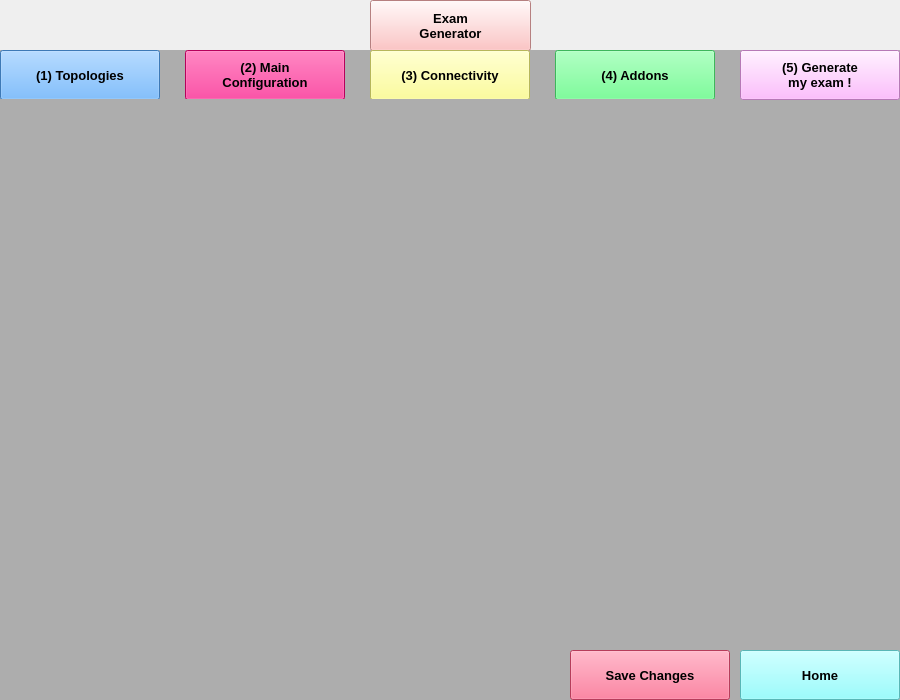
momo007Dev/TFE-Networking_toolkit, file code/main.ui: the form before one commit.
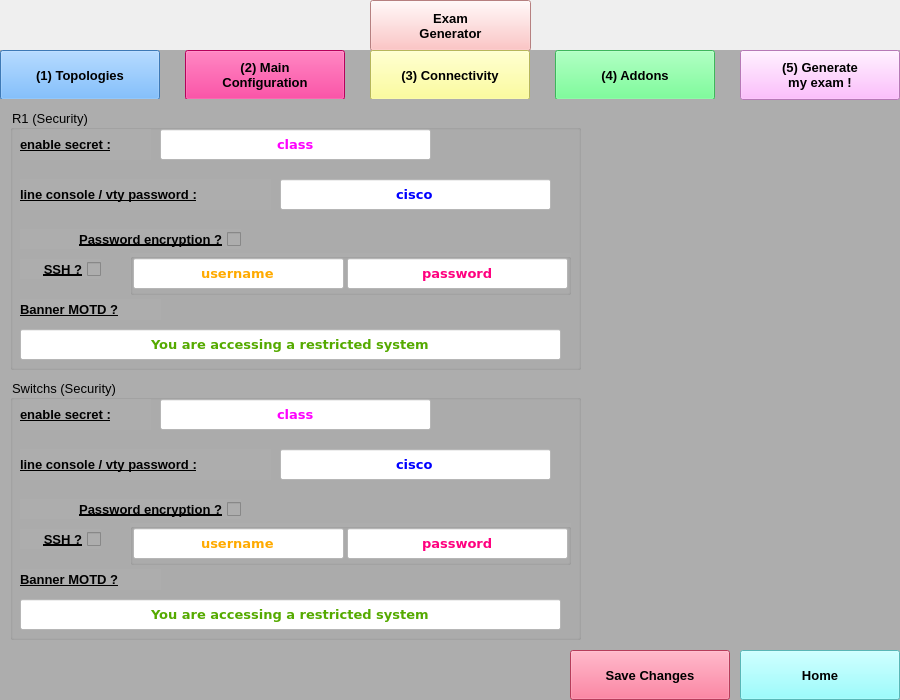
The form after the commit. The open tabs and pages were chosen to show the change. Icons and pictures are not drawn.

Patch:
```diff
--- a/code/main.ui
+++ b/code/main.ui
@@ -3367,7 +3367,594 @@
         </widget>
        </widget>
       </widget>
-      <widget class="QWidget" name="page_4"/>
+      <widget class="QWidget" name="page_4">
+       <widget class="QLabel" name="E_p4_img">
+        <property name="geometry">
+         <rect>
+          <x>590</x>
+          <y>0</y>
+          <width>311</width>
+          <height>221</height>
+         </rect>
+        </property>
+        <property name="styleSheet">
+         <string notr="true"/>
+        </property>
+        <property name="text">
+         <string/>
+        </property>
+        <property name="pixmap">
+         <pixmap>../img/schema1-1.png</pixmap>
+        </property>
+        <property name="scaledContents">
+         <bool>true</bool>
+        </property>
+       </widget>
+       <widget class="QGroupBox" name="E_p4_gb1">
+        <property name="geometry">
+         <rect>
+          <x>10</x>
+          <y>10</y>
+          <width>571</width>
+          <height>261</height>
+         </rect>
+        </property>
+        <property name="font">
+         <font>
+          <pointsize>10</pointsize>
+         </font>
+        </property>
+        <property name="title">
+         <string>R1 (Security)</string>
+        </property>
+        <widget class="QLabel" name="E_p4_gb1_labelSecret">
+         <property name="geometry">
+          <rect>
+           <x>10</x>
+           <y>20</y>
+           <width>131</width>
+           <height>31</height>
+          </rect>
+         </property>
+         <property name="font">
+          <font>
+           <pointsize>10</pointsize>
+           <weight>75</weight>
+           <bold>true</bold>
+           <underline>true</underline>
+          </font>
+         </property>
+         <property name="text">
+          <string>enable secret :</string>
+         </property>
+        </widget>
+        <widget class="QLabel" name="E_p4_gb1_labelPassword">
+         <property name="geometry">
+          <rect>
+           <x>10</x>
+           <y>70</y>
+           <width>251</width>
+           <height>31</height>
+          </rect>
+         </property>
+         <property name="font">
+          <font>
+           <pointsize>10</pointsize>
+           <weight>75</weight>
+           <bold>true</bold>
+           <underline>true</underline>
+          </font>
+         </property>
+         <property name="text">
+          <string>line console / vty password :</string>
+         </property>
+        </widget>
+        <widget class="QLabel" name="E_p4_gb1_labelBanner">
+         <property name="geometry">
+          <rect>
+           <x>10</x>
+           <y>190</y>
+           <width>141</width>
+           <height>21</height>
+          </rect>
+         </property>
+         <property name="font">
+          <font>
+           <pointsize>10</pointsize>
+           <weight>75</weight>
+           <bold>true</bold>
+           <underline>true</underline>
+          </font>
+         </property>
+         <property name="text">
+          <string>Banner MOTD ?</string>
+         </property>
+        </widget>
+        <widget class="QCheckBox" name="E_p4_gb1_checkSsh">
+         <property name="geometry">
+          <rect>
+           <x>10</x>
+           <y>150</y>
+           <width>81</width>
+           <height>20</height>
+          </rect>
+         </property>
+         <property name="font">
+          <font>
+           <pointsize>10</pointsize>
+           <weight>75</weight>
+           <bold>true</bold>
+           <underline>true</underline>
+          </font>
+         </property>
+         <property name="layoutDirection">
+          <enum>Qt::RightToLeft</enum>
+         </property>
+         <property name="text">
+          <string>SSH ?</string>
+         </property>
+        </widget>
+        <widget class="QCheckBox" name="E_p4_gb1_checkEncryption">
+         <property name="geometry">
+          <rect>
+           <x>10</x>
+           <y>120</y>
+           <width>221</width>
+           <height>20</height>
+          </rect>
+         </property>
+         <property name="font">
+          <font>
+           <pointsize>10</pointsize>
+           <weight>75</weight>
+           <bold>true</bold>
+           <underline>true</underline>
+          </font>
+         </property>
+         <property name="layoutDirection">
+          <enum>Qt::RightToLeft</enum>
+         </property>
+         <property name="text">
+          <string>Password encryption ?</string>
+         </property>
+        </widget>
+        <widget class="QLineEdit" name="E_p4_gb1_editSecret">
+         <property name="geometry">
+          <rect>
+           <x>150</x>
+           <y>20</y>
+           <width>271</width>
+           <height>31</height>
+          </rect>
+         </property>
+         <property name="font">
+          <font>
+           <family>Verdana</family>
+           <pointsize>10</pointsize>
+           <weight>75</weight>
+           <bold>true</bold>
+          </font>
+         </property>
+         <property name="styleSheet">
+          <string notr="true">background-color: rgb(255, 255, 255);
+color: rgb(255, 0, 255)</string>
+         </property>
+         <property name="text">
+          <string>class</string>
+         </property>
+         <property name="alignment">
+          <set>Qt::AlignCenter</set>
+         </property>
+        </widget>
+        <widget class="QLineEdit" name="E_p4_gb1_editPassword">
+         <property name="geometry">
+          <rect>
+           <x>270</x>
+           <y>70</y>
+           <width>271</width>
+           <height>31</height>
+          </rect>
+         </property>
+         <property name="font">
+          <font>
+           <family>Verdana</family>
+           <pointsize>10</pointsize>
+           <weight>75</weight>
+           <bold>true</bold>
+          </font>
+         </property>
+         <property name="styleSheet">
+          <string notr="true">background-color: rgb(255, 255, 255);
+color: rgb(0, 0, 255);</string>
+         </property>
+         <property name="text">
+          <string>cisco</string>
+         </property>
+         <property name="alignment">
+          <set>Qt::AlignCenter</set>
+         </property>
+        </widget>
+        <widget class="QLineEdit" name="E_p4_gb1_editBanner">
+         <property name="geometry">
+          <rect>
+           <x>10</x>
+           <y>220</y>
+           <width>541</width>
+           <height>31</height>
+          </rect>
+         </property>
+         <property name="font">
+          <font>
+           <family>Verdana</family>
+           <pointsize>10</pointsize>
+           <weight>75</weight>
+           <bold>true</bold>
+          </font>
+         </property>
+         <property name="styleSheet">
+          <string notr="true">background-color: rgb(255, 255, 255);
+color: rgb(85, 170, 0);</string>
+         </property>
+         <property name="text">
+          <string>You are accessing a restricted system</string>
+         </property>
+         <property name="alignment">
+          <set>Qt::AlignCenter</set>
+         </property>
+        </widget>
+        <widget class="QGroupBox" name="E_p4_gb1_1">
+         <property name="geometry">
+          <rect>
+           <x>120</x>
+           <y>144</y>
+           <width>441</width>
+           <height>42</height>
+          </rect>
+         </property>
+         <property name="title">
+          <string/>
+         </property>
+         <widget class="QLineEdit" name="E_p4_gb1_1_editPassword">
+          <property name="geometry">
+           <rect>
+            <x>217</x>
+            <y>5</y>
+            <width>221</width>
+            <height>31</height>
+           </rect>
+          </property>
+          <property name="font">
+           <font>
+            <family>Verdana</family>
+            <pointsize>10</pointsize>
+            <weight>75</weight>
+            <bold>true</bold>
+           </font>
+          </property>
+          <property name="styleSheet">
+           <string notr="true">background-color: rgb(255, 255, 255);
+color: rgb(255, 0, 127);</string>
+          </property>
+          <property name="text">
+           <string>password</string>
+          </property>
+          <property name="alignment">
+           <set>Qt::AlignCenter</set>
+          </property>
+         </widget>
+         <widget class="QLineEdit" name="E_p4_gb1_1_editUsername">
+          <property name="geometry">
+           <rect>
+            <x>3</x>
+            <y>5</y>
+            <width>211</width>
+            <height>31</height>
+           </rect>
+          </property>
+          <property name="font">
+           <font>
+            <family>Verdana</family>
+            <pointsize>10</pointsize>
+            <weight>75</weight>
+            <bold>true</bold>
+           </font>
+          </property>
+          <property name="styleSheet">
+           <string notr="true">background-color: rgb(255, 255, 255);
+color: rgb(255, 170, 0);</string>
+          </property>
+          <property name="text">
+           <string>username</string>
+          </property>
+          <property name="alignment">
+           <set>Qt::AlignCenter</set>
+          </property>
+         </widget>
+        </widget>
+       </widget>
+       <widget class="QGroupBox" name="E_p4_gb1_2">
+        <property name="geometry">
+         <rect>
+          <x>10</x>
+          <y>280</y>
+          <width>571</width>
+          <height>261</height>
+         </rect>
+        </property>
+        <property name="font">
+         <font>
+          <pointsize>10</pointsize>
+         </font>
+        </property>
+        <property name="title">
+         <string>Switchs (Security)</string>
+        </property>
+        <widget class="QLabel" name="E_p4_gb1_labelSecret_2">
+         <property name="geometry">
+          <rect>
+           <x>10</x>
+           <y>20</y>
+           <width>131</width>
+           <height>31</height>
+          </rect>
+         </property>
+         <property name="font">
+          <font>
+           <pointsize>10</pointsize>
+           <weight>75</weight>
+           <bold>true</bold>
+           <underline>true</underline>
+          </font>
+         </property>
+         <property name="text">
+          <string>enable secret :</string>
+         </property>
+        </widget>
+        <widget class="QLabel" name="E_p4_gb1_label2_2">
+         <property name="geometry">
+          <rect>
+           <x>10</x>
+           <y>70</y>
+           <width>251</width>
+           <height>31</height>
+          </rect>
+         </property>
+         <property name="font">
+          <font>
+           <pointsize>10</pointsize>
+           <weight>75</weight>
+           <bold>true</bold>
+           <underline>true</underline>
+          </font>
+         </property>
+         <property name="text">
+          <string>line console / vty password :</string>
+         </property>
+        </widget>
+        <widget class="QLabel" name="E_p4_gb1_label3_2">
+         <property name="geometry">
+          <rect>
+           <x>10</x>
+           <y>190</y>
+           <width>141</width>
+           <height>21</height>
+          </rect>
+         </property>
+         <property name="font">
+          <font>
+           <pointsize>10</pointsize>
+           <weight>75</weight>
+           <bold>true</bold>
+           <underline>true</underline>
+          </font>
+         </property>
+         <property name="text">
+          <string>Banner MOTD ?</string>
+         </property>
+        </widget>
+        <widget class="QCheckBox" name="E_p4_gb1_check2_2">
+         <property name="geometry">
+          <rect>
+           <x>10</x>
+           <y>150</y>
+           <width>81</width>
+           <height>20</height>
+          </rect>
+         </property>
+         <property name="font">
+          <font>
+           <pointsize>10</pointsize>
+           <weight>75</weight>
+           <bold>true</bold>
+           <underline>true</underline>
+          </font>
+         </property>
+         <property name="layoutDirection">
+          <enum>Qt::RightToLeft</enum>
+         </property>
+         <property name="text">
+          <string>SSH ?</string>
+         </property>
+        </widget>
+        <widget class="QCheckBox" name="E_p4_gb1_check1_2">
+         <property name="geometry">
+          <rect>
+           <x>10</x>
+           <y>120</y>
+           <width>221</width>
+           <height>20</height>
+          </rect>
+         </property>
+         <property name="font">
+          <font>
+           <pointsize>10</pointsize>
+           <weight>75</weight>
+           <bold>true</bold>
+           <underline>true</underline>
+          </font>
+         </property>
+         <property name="layoutDirection">
+          <enum>Qt::RightToLeft</enum>
+         </property>
+         <property name="text">
+          <string>Password encryption ?</string>
+         </property>
+        </widget>
+        <widget class="QLineEdit" name="E_p4_gb1_edit1_2">
+         <property name="geometry">
+          <rect>
+           <x>150</x>
+           <y>20</y>
+           <width>271</width>
+           <height>31</height>
+          </rect>
+         </property>
+         <property name="font">
+          <font>
+           <family>Verdana</family>
+           <pointsize>10</pointsize>
+           <weight>75</weight>
+           <bold>true</bold>
+          </font>
+         </property>
+         <property name="styleSheet">
+          <string notr="true">background-color: rgb(255, 255, 255);
+color: rgb(255, 0, 255)</string>
+         </property>
+         <property name="text">
+          <string>class</string>
+         </property>
+         <property name="alignment">
+          <set>Qt::AlignCenter</set>
+         </property>
+        </widget>
+        <widget class="QLineEdit" name="E_p4_gb1_edit2_2">
+         <property name="geometry">
+          <rect>
+           <x>270</x>
+           <y>70</y>
+           <width>271</width>
+           <height>31</height>
+          </rect>
+         </property>
+         <property name="font">
+          <font>
+           <family>Verdana</family>
+           <pointsize>10</pointsize>
+           <weight>75</weight>
+           <bold>true</bold>
+          </font>
+         </property>
+         <property name="styleSheet">
+          <string notr="true">background-color: rgb(255, 255, 255);
+color: rgb(0, 0, 255);</string>
+         </property>
+         <property name="text">
+          <string>cisco</string>
+         </property>
+         <property name="alignment">
+          <set>Qt::AlignCenter</set>
+         </property>
+        </widget>
+        <widget class="QLineEdit" name="E_p4_gb1_edit3_2">
+         <property name="geometry">
+          <rect>
+           <x>10</x>
+           <y>220</y>
+           <width>541</width>
+           <height>31</height>
+          </rect>
+         </property>
+         <property name="font">
+          <font>
+           <family>Verdana</family>
+           <pointsize>10</pointsize>
+           <weight>75</weight>
+           <bold>true</bold>
+          </font>
+         </property>
+         <property name="styleSheet">
+          <string notr="true">background-color: rgb(255, 255, 255);
+color: rgb(85, 170, 0);</string>
+         </property>
+         <property name="text">
+          <string>You are accessing a restricted system</string>
+         </property>
+         <property name="alignment">
+          <set>Qt::AlignCenter</set>
+         </property>
+        </widget>
+        <widget class="QGroupBox" name="E_p4_gb1_3">
+         <property name="geometry">
+          <rect>
+           <x>120</x>
+           <y>144</y>
+           <width>441</width>
+           <height>42</height>
+          </rect>
+         </property>
+         <property name="title">
+          <string/>
+         </property>
+         <widget class="QLineEdit" name="E_p4_gb1_1_edit2_2">
+          <property name="geometry">
+           <rect>
+            <x>217</x>
+            <y>5</y>
+            <width>221</width>
+            <height>31</height>
+           </rect>
+          </property>
+          <property name="font">
+           <font>
+            <family>Verdana</family>
+            <pointsize>10</pointsize>
+            <weight>75</weight>
+            <bold>true</bold>
+           </font>
+          </property>
+          <property name="styleSheet">
+           <string notr="true">background-color: rgb(255, 255, 255);
+color: rgb(255, 0, 127);</string>
+          </property>
+          <property name="text">
+           <string>password</string>
+          </property>
+          <property name="alignment">
+           <set>Qt::AlignCenter</set>
+          </property>
+         </widget>
+         <widget class="QLineEdit" name="E_p4_gb1_1_edit1_2">
+          <property name="geometry">
+           <rect>
+            <x>3</x>
+            <y>5</y>
+            <width>211</width>
+            <height>31</height>
+           </rect>
+          </property>
+          <property name="font">
+           <font>
+            <family>Verdana</family>
+            <pointsize>10</pointsize>
+            <weight>75</weight>
+            <bold>true</bold>
+           </font>
+          </property>
+          <property name="styleSheet">
+           <string notr="true">background-color: rgb(255, 255, 255);
+color: rgb(255, 170, 0);</string>
+          </property>
+          <property name="text">
+           <string>username</string>
+          </property>
+          <property name="alignment">
+           <set>Qt::AlignCenter</set>
+          </property>
+         </widget>
+        </widget>
+       </widget>
+      </widget>
      </widget>
      <widget class="QPushButton" name="E_home">
       <property name="enabled">
```
Left out of the diff: 4 changed lines with no effect on the pictures.
